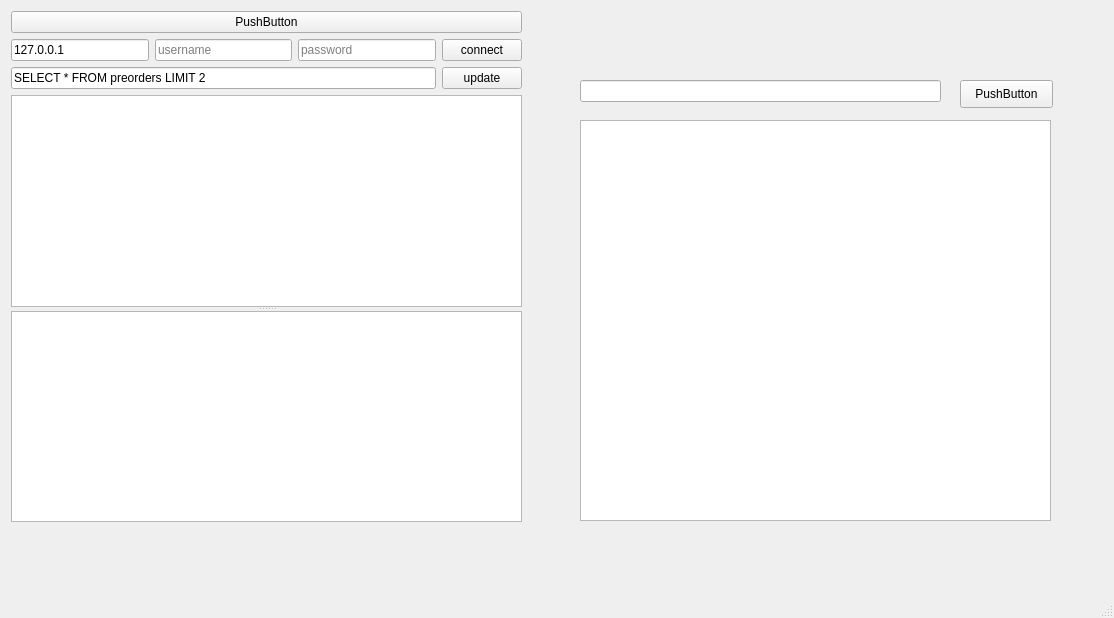
Above: TransportClient/mainwindow.ui from werasaimon/TransportManagers before the change. Below: the same form after it.
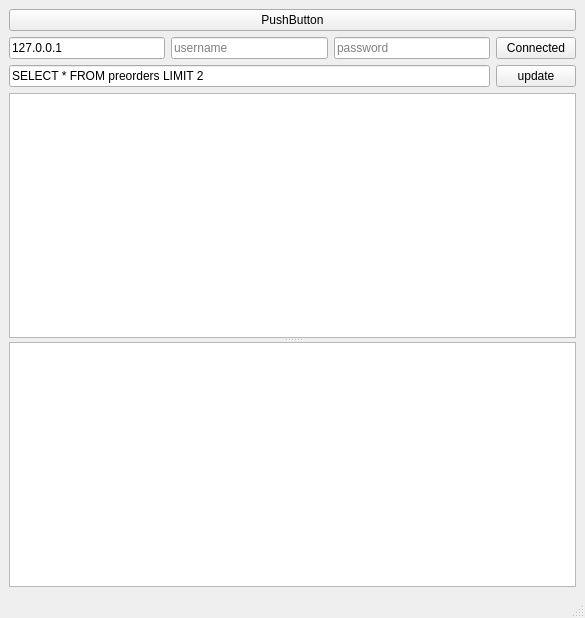
That is the form after the change.

```diff
--- a/TransportClient/mainwindow.ui
+++ b/TransportClient/mainwindow.ui
@@ -6,7 +6,7 @@
    <rect>
     <x>0</x>
     <y>0</y>
-    <width>1114</width>
+    <width>585</width>
     <height>618</height>
    </rect>
   </property>
@@ -14,48 +14,8 @@
    <string>MainWindow</string>
   </property>
   <widget class="QWidget" name="centralwidget">
-   <widget class="QListWidget" name="listWidget_A">
-    <property name="geometry">
-     <rect>
-      <x>580</x>
-      <y>120</y>
-      <width>471</width>
-      <height>401</height>
-     </rect>
-    </property>
-   </widget>
-   <widget class="QLineEdit" name="lineEdit">
-    <property name="geometry">
-     <rect>
-      <x>580</x>
-      <y>80</y>
-      <width>361</width>
-      <height>22</height>
-     </rect>
-    </property>
-   </widget>
-   <widget class="QPushButton" name="pushButton_A">
-    <property name="geometry">
-     <rect>
-      <x>960</x>
-      <y>80</y>
-      <width>93</width>
-      <height>28</height>
-     </rect>
-    </property>
-    <property name="text">
-     <string>PushButton</string>
-    </property>
-   </widget>
-   <widget class="QWidget" name="layoutWidget">
-    <property name="geometry">
-     <rect>
-      <x>11</x>
-      <y>11</y>
-      <width>511</width>
-      <height>511</height>
-     </rect>
-    </property>
+   <layout class="QGridLayout" name="gridLayout_2">
+    <item row="0" column="0">
     <layout class="QGridLayout" name="gridLayout">
      <item row="3" column="0">
       <widget class="QSplitter" name="splitter">
@@ -102,7 +62,7 @@
        <item>
         <widget class="QPushButton" name="pushButton_2">
          <property name="text">
-          <string>connect</string>
+           <string>Connected</string>
          </property>
         </widget>
        </item>
@@ -127,7 +87,8 @@
       </layout>
      </item>
     </layout>
-   </widget>
+    </item>
+   </layout>
   </widget>
   <widget class="QMenuBar" name="menubar">
    <property name="geometry">
```
Left out of the diff: 2 changed lines with no effect on the pictures. Lines whose indentation alone changed are shown as unchanged.
